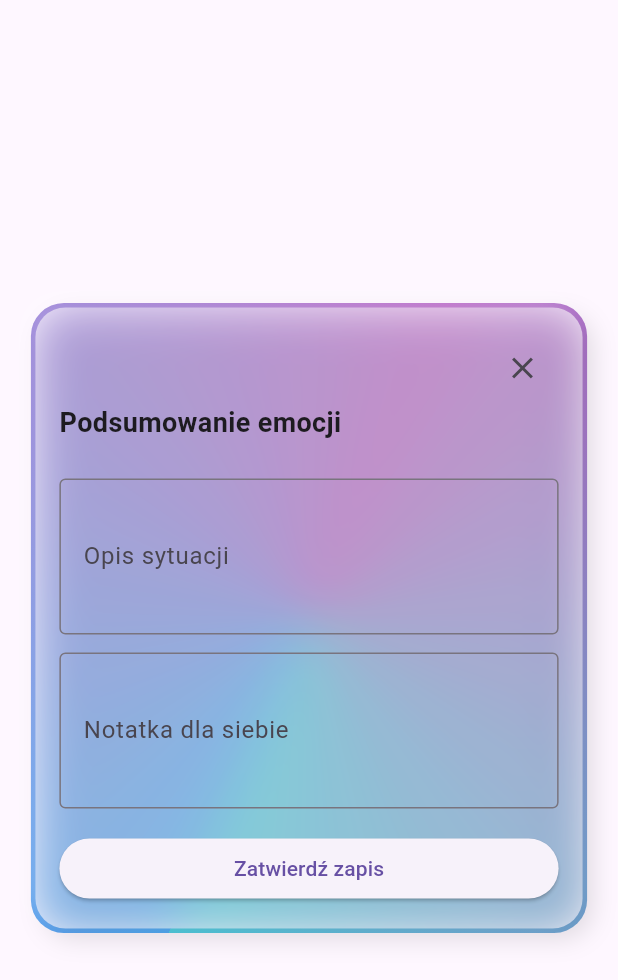
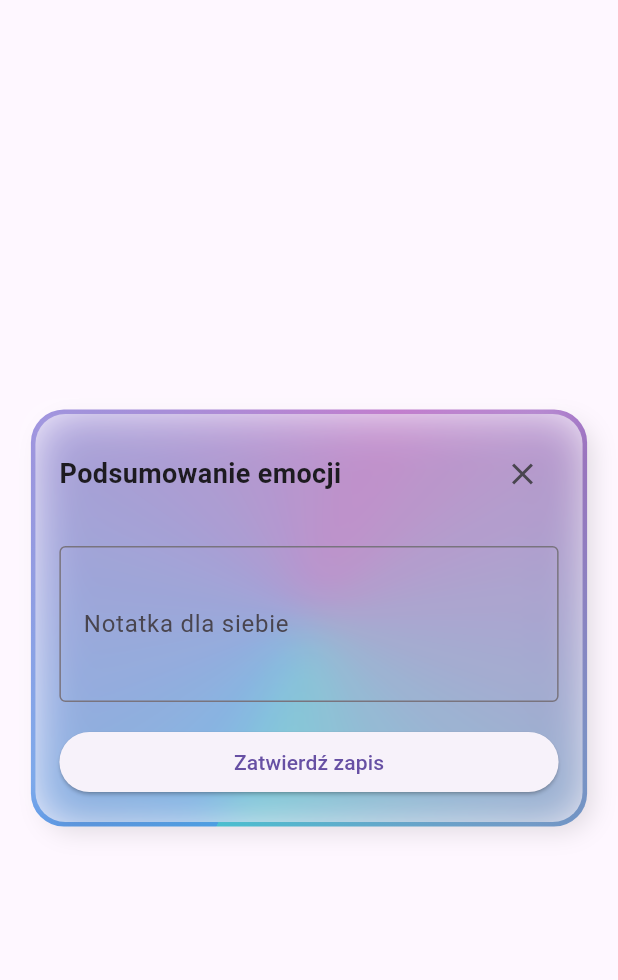
Before and after one commit to MateuszSredzinski/FeelingsApp, a Flutter app: the SaveSummaryPopup widget shown alone on an empty page, opened directly with empty values, on a phone screen of 412 x 824 dp. Shown: the top 980 px of the screen. Run offline on Flutter 3.47's test engine with Material 3 defaults, Android fonts, the light colour scheme and no system bars; our stand-ins replace bloc, flutter_bloc, get_it, hive, hive_flutter, iconsax; accounts and stored records are empty.

Commit message:
never give up

```diff
--- a/lib/screens/save_summary_popup.dart
+++ b/lib/screens/save_summary_popup.dart
@@ -1,3 +1,5 @@
+import 'dart:math';
+
 import 'package:flutter/material.dart';
 import 'package:feelings/widgets/feelings_dialog.dart';
 
@@ -6,14 +8,12 @@ class SaveSummaryPopup extends StatefulWidget {
     super.key,
     required this.selectedEmotions,
     required this.onConfirm,
-    this.initialNote,
     this.initialPersonalNote,
     required this.groupedEmotions,
   });
 
   final Map<String, int> selectedEmotions;
   final Future<void> Function(String situation, String personalNote) onConfirm;
-  final String? initialNote;
   final String? initialPersonalNote;
   final Map<String, List<MapEntry<String, int>>> groupedEmotions;
 
@@ -22,15 +22,11 @@ class SaveSummaryPopup extends StatefulWidget {
 }
 
 class _SaveSummaryPopupState extends State<SaveSummaryPopup> {
-  final TextEditingController _situationController = TextEditingController();
   final TextEditingController _personalNoteController = TextEditingController();
 
   @override
   void initState() {
     super.initState();
-    if (widget.initialNote != null && widget.initialNote!.isNotEmpty) {
-        _situationController.text = widget.initialNote!;
-    }
     if (widget.initialPersonalNote != null && widget.initialPersonalNote!.isNotEmpty) {
       _personalNoteController.text = widget.initialPersonalNote!;
     }
@@ -38,7 +34,6 @@ class _SaveSummaryPopupState extends State<SaveSummaryPopup> {
 
   @override
   void dispose() {
-    _situationController.dispose();
     _personalNoteController.dispose();
     super.dispose();
   }
@@ -56,18 +51,21 @@ class _SaveSummaryPopupState extends State<SaveSummaryPopup> {
               mainAxisSize: MainAxisSize.min,
               crossAxisAlignment: CrossAxisAlignment.start,
               children: [
-                Row(
-                  mainAxisAlignment: MainAxisAlignment.end,
+              Padding(
+  padding: const EdgeInsets.symmetric(),
+  child: Row(
+    mainAxisAlignment: MainAxisAlignment.spaceBetween,
     children: [
+      const Text(
+        'Podsumowanie emocji',
+        style: TextStyle(fontSize: 18, fontWeight: FontWeight.bold),
+      ),
       IconButton(
         icon: const Icon(Icons.close),
         onPressed: () => Navigator.of(context).pop(),
       ),
     ],
   ),
-                const Text(
-                  'Podsumowanie emocji',
-                  style: TextStyle(fontSize: 18, fontWeight: FontWeight.bold),
 ),
                 const SizedBox(height: 12),
                 Column(
@@ -99,15 +97,6 @@ class _SaveSummaryPopupState extends State<SaveSummaryPopup> {
               ),
               const SizedBox(height: 12),
               TextField(
-                  controller: _situationController,
-                  decoration: const InputDecoration(
-                    labelText: 'Opis sytuacji',
-                    border: OutlineInputBorder(),
-                  ),
-                  maxLines: 3,
-                ),
-                const SizedBox(height: 12),
-                TextField(
                 controller: _personalNoteController,
                 decoration: const InputDecoration(
                   labelText: 'Notatka dla siebie',
@@ -121,7 +110,7 @@ class _SaveSummaryPopupState extends State<SaveSummaryPopup> {
                 child: ElevatedButton(
                   onPressed: () async {
                     await widget.onConfirm(
-                        _situationController.text.trim(),
+                      '',
                       _personalNoteController.text.trim(),
                     );
                     if (mounted) {
```
Also changed, not shown: lib/screens/choose_emotions_screen.dart (+8 -6 lines), lib/screens/history_page_screen.dart (+7 -7 lines), lib/screens/text_entry_screen.dart (+43 -15 lines), 1 other file. Lines whose indentation alone changed are shown as unchanged.
